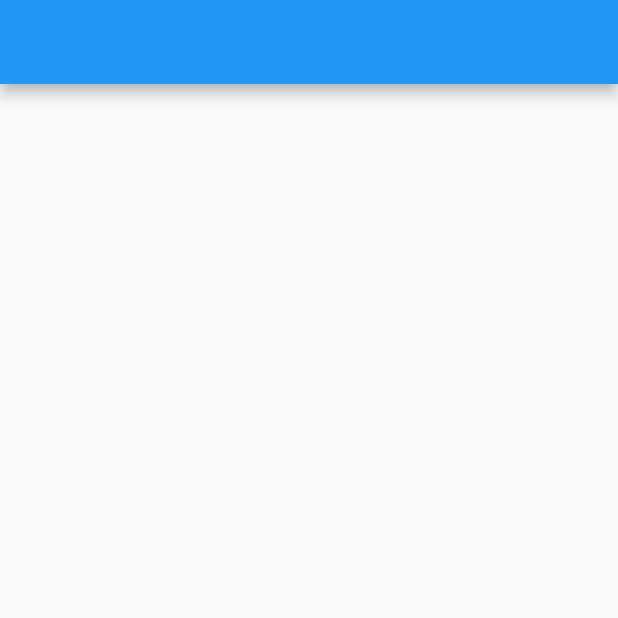
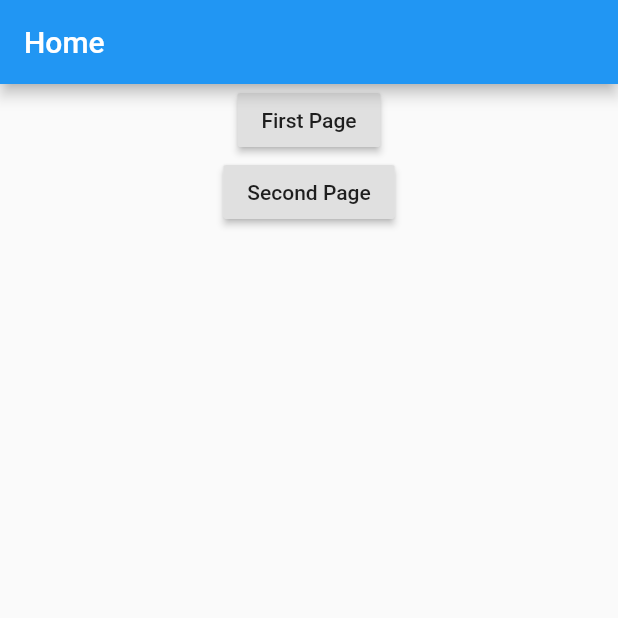
Before and after one commit to matsushitak/Navigation-Flutter, a Flutter app: the screen it shows after launch, on a phone screen of 412 x 824 dp, the top half of it. Run offline on Flutter 3.47's test engine with Material 2 defaults, Android fonts, the phone set to English and light mode, and no system bars.

Commit message:
create two route

```diff
--- a/lib/main.dart
+++ b/lib/main.dart
@@ -1,4 +1,5 @@
 import 'package:flutter/material.dart';
+import 'package:flutter/rendering.dart';
 
 void main() => runApp(App());
 
@@ -25,8 +26,58 @@ class _HomePageState extends State<HomePage> {
   @override
   Widget build(BuildContext context) {
     return Scaffold(
-        appBar: AppBar(
-      title: Text(""),
-    ));
+      appBar: AppBar(
+        title: Text("Home"),
+      ),
+      body: Container(
+        alignment: Alignment.center,
+        child: Column(
+          children: <Widget>[
+            RaisedButton(
+              child: Text("First Page"),
+              onPressed: () {
+                // TODO:Navigate to First Page
+              },
+            ),
+            RaisedButton(
+              child: Text("Second Page"),
+              onPressed: () {
+                // TODO:Navigate to Second Page
+              },
+            )
+          ],
+        ),
+      ),
+    );
   }
 }
+
+class _FirstPage extends StatelessWidget {
+  @override
+  Widget build(BuildContext context) {
+    return Scaffold(
+      appBar: AppBar(
+        title: Text("First Page"),
+      ),
+      body: Container(
+        alignment: Alignment.center,
+        child: Text("This is First Page"),
+      ),
+    );
+  }
+}
+
+class _SecondPage extends StatelessWidget {
+  @override
+  Widget build(BuildContext context) {
+    return Scaffold(
+      appBar: AppBar(
+        title: Text("Second Page"),
+      ),
+      body: Container(
+        alignment: Alignment.center,
+        child: Text("This is Second Page"),
+      ),
+    );
+  }
+}
```
